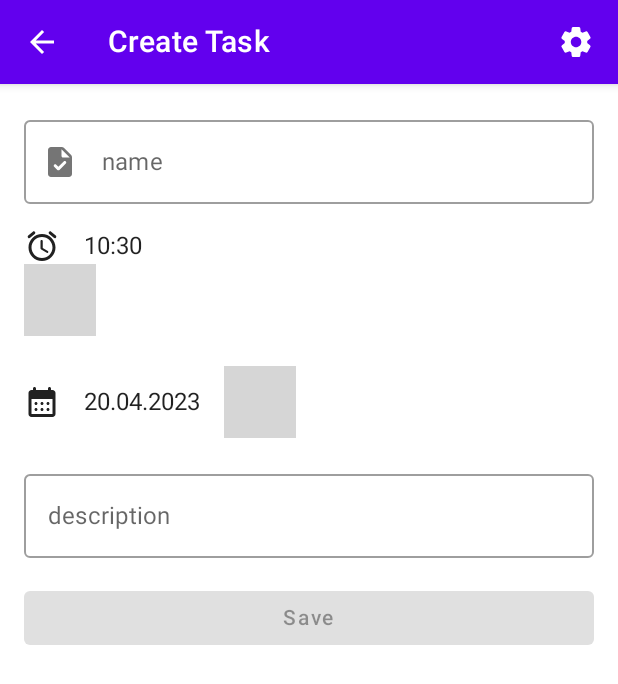
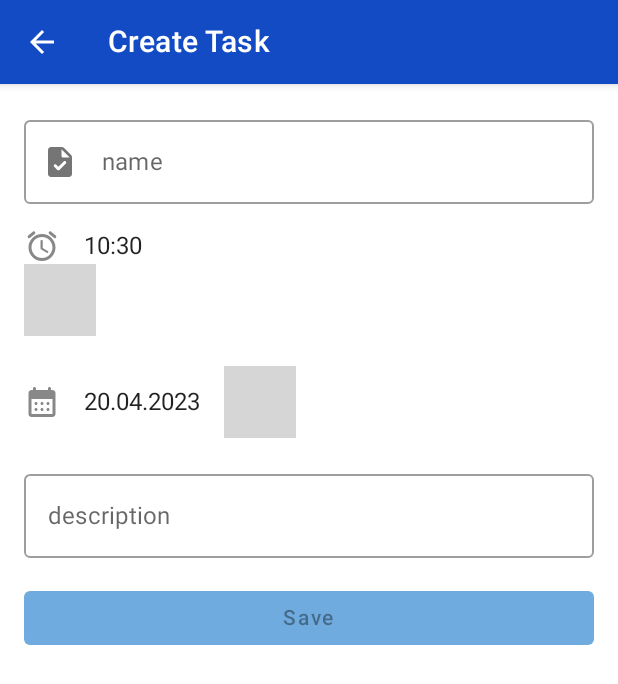
Before and after one commit to ArkHak/SSDiary, an Android app built with Jetpack Compose: the screen it shows after launch (MainActivity), after a tap on "CreateScreen", on a phone screen of 412 x 824 dp. Shown: the top 684 px of the screen. Run offline under Robolectric (Android 15) with nearby library versions, the phone set to English and light mode, and no system bars; our stand-ins replace Room's generated code; libraries missing offline, so code that uses them is left out: com.vanpra.composematerialdialogs, io.github.boguszpawlowski.composecalendar; 9 statements that could not run were skipped; grey boxes are pictures that could not be loaded.

Commit message:
v0.2.0     - correct color;

```diff
--- a/app/build.gradle
+++ b/app/build.gradle
@@ -13,7 +13,7 @@ android {
         minSdk 26
         targetSdk 33
         versionCode 1
-        versionName "0.1.8"
+        versionName "0.2.0"
 
         testInstrumentationRunner "androidx.test.runner.AndroidJUnitRunner"
         vectorDrawables {
--- a/app/src/main/java/ru/mys_ya/ssdiary/ui/screens/SSDiaryScreen.kt
+++ b/app/src/main/java/ru/mys_ya/ssdiary/ui/screens/SSDiaryScreen.kt
@@ -1,13 +1,14 @@
 package ru.mys_ya.ssdiary.ui.screens
 
 import androidx.annotation.StringRes
+import androidx.compose.foundation.background
 import androidx.compose.foundation.layout.navigationBarsPadding
 import androidx.compose.foundation.layout.padding
 import androidx.compose.material.*
 import androidx.compose.material.icons.Icons
 import androidx.compose.material.icons.filled.Add
 import androidx.compose.material.icons.filled.ArrowBack
-import androidx.compose.material.icons.rounded.Settings
+import androidx.compose.material.icons.filled.TableRows
 import androidx.compose.runtime.Composable
 import androidx.compose.runtime.getValue
 import androidx.compose.ui.Modifier
@@ -42,6 +43,7 @@ fun SSDiaryApp(
         modifier = modifier,
         uiState = ssDiaryScreenViewModel.uiState,
         changeFabEnable = ssDiaryScreenViewModel::changeFabEnable,
+        changeSettingsEnabled = ssDiaryScreenViewModel::changeSettingsEnable,
         changeTasksView = ssDiaryScreenViewModel::changeTasksView
     )
 }
@@ -52,6 +54,7 @@ fun SSDiaryApp(
     uiState: SSDiaryScreenUiState,
     navController: NavHostController = rememberNavController(),
     changeFabEnable: (Boolean) -> Unit,
+    changeSettingsEnabled: (Boolean) -> Unit,
     changeTasksView: (Boolean) -> Unit,
 ) {
     val backStackEntry by navController.currentBackStackEntryAsState()
@@ -59,6 +62,7 @@ fun SSDiaryApp(
         backStackEntry?.destination?.route ?: SSDiaryScreen.Home.name
     )
     val showFab = uiState.isFabEnable
+    val settingsShow = uiState.isSettingsEnable
     val tasksView = uiState.isTaskTableView
     val homeViewModel = koinViewModel<HomeViewModel>()
     val taskDetailViewModel = koinViewModel<TaskDetailViewModel>()
@@ -70,12 +74,10 @@ fun SSDiaryApp(
                 currentScreen = currentScreen,
                 canNavigateBack = navController.previousBackStackEntry != null,
                 navigateUp = { navController.navigateUp() },
+                settingsShow = settingsShow,
                 navigateSettings = {
                     changeTasksView(!tasksView)
                 }
-//                navigateSettings = {
-//                    navController.navigate(SSDiaryScreen.Settings.name)
-//                }
             )
         },
         floatingActionButton = {
@@ -101,6 +103,7 @@ fun SSDiaryApp(
             composable(route = SSDiaryScreen.Home.name) {
                 homeViewModel.getTaskList(timestampHomeScreen)
                 changeFabEnable(true)
+                changeSettingsEnabled(true)
                 HomeScreen(
                     homeUiState = homeViewModel.homeUiState,
                     isTasksTableView = tasksView,
@@ -116,12 +119,14 @@ fun SSDiaryApp(
             }
             composable(route = SSDiaryScreen.DetailScreen.name) {
                 changeFabEnable(false)
+                changeSettingsEnabled(false)
                 DetailTaskScreen(
                     taskDetailUiState = taskDetailViewModel.taskDetailUiState
                 )
             }
             composable(route = SSDiaryScreen.CreateScreen.name) {
                 changeFabEnable(false)
+                changeSettingsEnabled(false)
                 CreateTaskScreen(
                     navigateBack = { navController.popBackStack() },
                 )
@@ -134,13 +139,15 @@ fun SSDiaryApp(
 fun SSDiaryAppBar(
     currentScreen: SSDiaryScreen,
     canNavigateBack: Boolean,
+    settingsShow: Boolean,
     navigateUp: () -> Unit,
     navigateSettings: () -> Unit,
     modifier: Modifier = Modifier,
 ) {
     TopAppBar(
         title = { Text(stringResource(currentScreen.title)) },
-        modifier = modifier,
+        modifier = modifier
+            .background(color = MaterialTheme.colors.primary),
         navigationIcon = {
             if (canNavigateBack) {
                 IconButton(onClick = navigateUp) {
@@ -152,15 +159,17 @@ fun SSDiaryAppBar(
             }
         },
         actions = {
+            if (settingsShow){
                 IconButton(onClick = {
                     navigateSettings()
                 }) {
                     Icon(
-                    imageVector = Icons.Rounded.Settings,
+                        imageVector = Icons.Filled.TableRows,
                         contentDescription = "Settings",
                         tint = Color.White
                     )
                 }
             }
+        }
     )
 }
--- a/app/src/main/java/ru/mys_ya/ssdiary/ui/screens/SSDiaryScreenUiState.kt
+++ b/app/src/main/java/ru/mys_ya/ssdiary/ui/screens/SSDiaryScreenUiState.kt
@@ -2,5 +2,6 @@ package ru.mys_ya.ssdiary.ui.screens
 
 data class SSDiaryScreenUiState(
     val isFabEnable: Boolean = true,
+    val isSettingsEnable: Boolean = true,
     val isTaskTableView: Boolean = true,
 )
--- a/app/src/main/java/ru/mys_ya/ssdiary/ui/screens/SSDiaryScreenViewModel.kt
+++ b/app/src/main/java/ru/mys_ya/ssdiary/ui/screens/SSDiaryScreenViewModel.kt
@@ -21,6 +21,10 @@ class SSDiaryScreenViewModel(
         uiState = uiState.copy(isFabEnable = isFabEnable)
     }
 
+    fun changeSettingsEnable(isSettingsEnable: Boolean) {
+        uiState = uiState.copy(isSettingsEnable = isSettingsEnable)
+    }
+
     private fun getSharedPreferences(): Boolean =
         sharedPrefs.getBoolean(TASK_VIEW, true)
 
--- a/app/src/main/java/ru/mys_ya/ssdiary/ui/screens/home/HomeScreen.kt
+++ b/app/src/main/java/ru/mys_ya/ssdiary/ui/screens/home/HomeScreen.kt
@@ -14,6 +14,7 @@ import androidx.compose.foundation.lazy.items
 import androidx.compose.foundation.shape.RoundedCornerShape
 import androidx.compose.material.Card
 import androidx.compose.material.Icon
+import androidx.compose.material.MaterialTheme
 import androidx.compose.material.Text
 import androidx.compose.material.icons.Icons
 import androidx.compose.material.icons.rounded.Alarm
@@ -286,7 +287,7 @@ fun RowScope.TableCell(
                 }
             }
         } else {
-            Text(text = "Spacer", color = Color.White)
+            Text(text = "Spacer", color = MaterialTheme.colors.background)
         }
     }
 }
--- a/app/src/main/java/ru/mys_ya/ssdiary/ui/screens/task/TaskCreateScreen.kt
+++ b/app/src/main/java/ru/mys_ya/ssdiary/ui/screens/task/TaskCreateScreen.kt
@@ -1,6 +1,5 @@
 package ru.mys_ya.ssdiary.ui.screens.task
 
-import android.util.Log
 import androidx.compose.foundation.clickable
 import androidx.compose.foundation.layout.Arrangement
 import androidx.compose.foundation.layout.Column
@@ -26,6 +25,7 @@ import androidx.compose.runtime.rememberCoroutineScope
 import androidx.compose.runtime.setValue
 import androidx.compose.ui.Alignment
 import androidx.compose.ui.Modifier
+import androidx.compose.ui.graphics.Color
 import androidx.compose.ui.res.stringResource
 import androidx.compose.ui.unit.dp
 import androidx.compose.ui.unit.sp
@@ -160,8 +160,6 @@ fun TaskTimePicker(
     }
     val formattedTime by remember {
         derivedStateOf {
-
-            Log.d("Mys", pickedTime.toString())
             DateTimeFormatter
                 .ofPattern("HH:mm", Locale.getDefault())
                 .format(pickedTime)
@@ -177,6 +175,7 @@ fun TaskTimePicker(
         Icon(
             imageVector = Icons.Rounded.Alarm,
             contentDescription = formattedTime,
+            tint = Color.Gray
         )
         Text(text = formattedTime, fontSize = 16.sp)
     }
@@ -227,6 +226,7 @@ fun TaskDatePicker(
         Icon(
             imageVector = Icons.Rounded.CalendarMonth,
             contentDescription = formattedDate,
+            tint = Color.Gray
         )
         Text(text = formattedDate, fontSize = 16.sp)
 
--- a/app/src/main/java/ru/mys_ya/ssdiary/ui/theme/Color.kt
+++ b/app/src/main/java/ru/mys_ya/ssdiary/ui/theme/Color.kt
@@ -2,7 +2,7 @@ package ru.mys_ya.ssdiary.ui.theme
 
 import androidx.compose.ui.graphics.Color
 
-val Purple200 = Color(0xFFBB86FC)
-val Purple500 = Color(0xFF6200EE)
-val Purple700 = Color(0xFF3700B3)
-val Teal200 = Color(0xFF03DAC5)
+val Blue700 = Color(0xFF124BC4)
+val Blue100 = Color(0xFFD1E0FF)
+val Blue50 = Color(0xFF7EC3FD)
+val Orange100 = Color(0xFFFFC344)
--- a/app/src/main/java/ru/mys_ya/ssdiary/ui/theme/Theme.kt
+++ b/app/src/main/java/ru/mys_ya/ssdiary/ui/theme/Theme.kt
@@ -2,29 +2,18 @@ package ru.mys_ya.ssdiary.ui.theme
 
 import androidx.compose.foundation.isSystemInDarkTheme
 import androidx.compose.material.MaterialTheme
-import androidx.compose.material.darkColors
 import androidx.compose.material.lightColors
 import androidx.compose.runtime.Composable
-
-private val DarkColorPalette = darkColors(
-    primary = Purple200,
-    primaryVariant = Purple700,
-    secondary = Teal200
-)
+import androidx.compose.ui.graphics.Color
 
 private val LightColorPalette = lightColors(
-    primary = Purple500,
-    primaryVariant = Purple700,
-    secondary = Teal200
-
-    /* Other default colors to override
     background = Color.White,
-    surface = Color.White,
-    onPrimary = Color.White,
+    primary = Blue700,
+    primaryVariant = Blue100,
+    secondary = Orange100,
     onSecondary = Color.Black,
-    onBackground = Color.Black,
-    onSurface = Color.Black,
-    */
+    surface = Blue50,
+    onSurface = Color.Black
 )
 
 @Composable
```
Also changed, not shown: 1 other file. Lines whose indentation alone changed are shown as unchanged.
